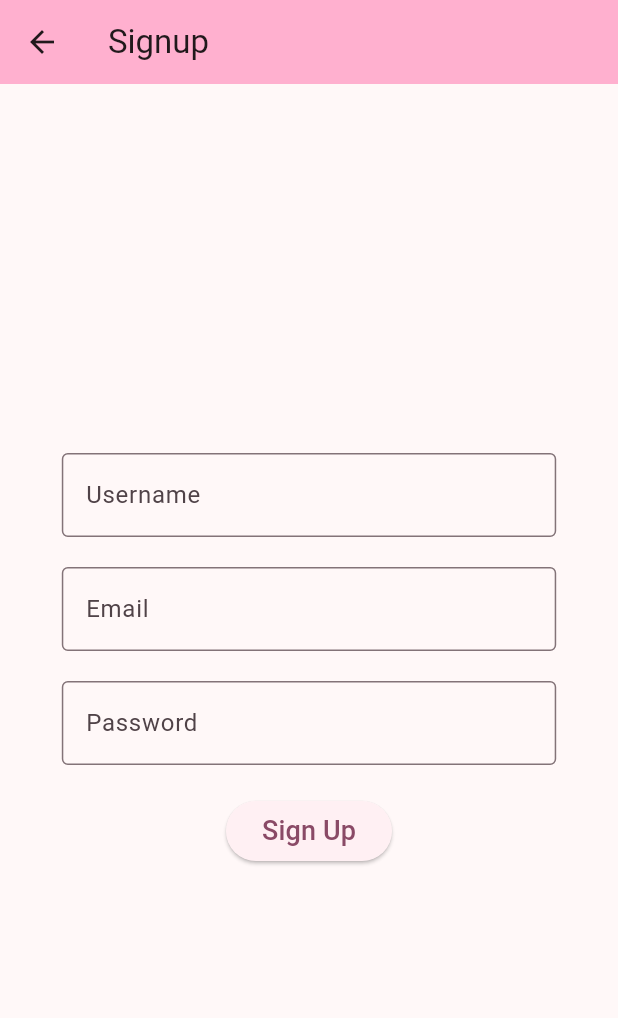
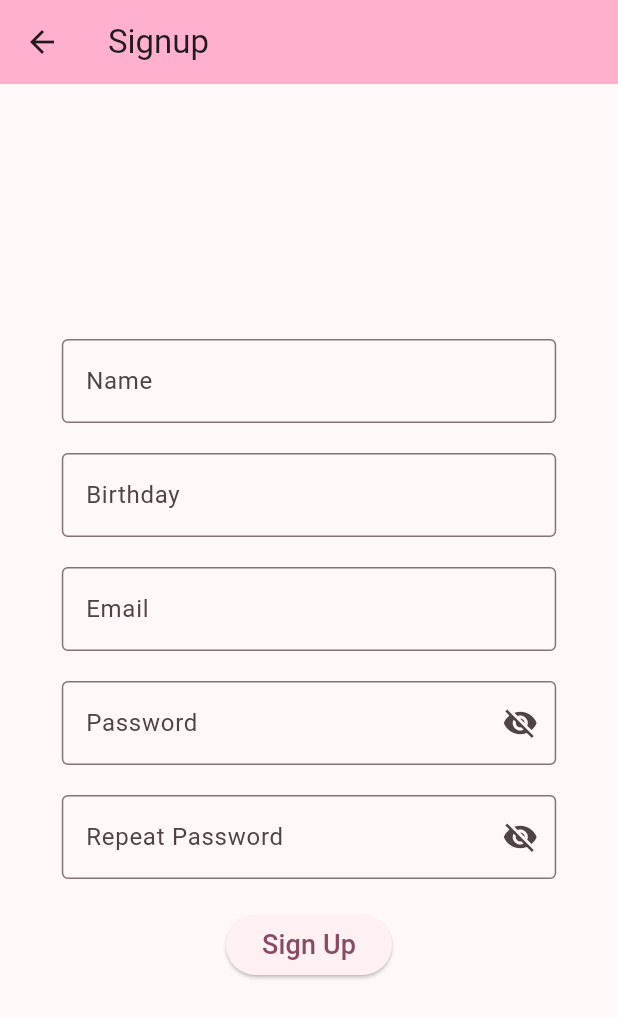
Before and after one commit to kiakalani/BlurreDAPP, a Flutter app: the SignupPage screen opened directly, on a phone screen of 412 x 824 dp. Shown: the top 1018 px of the screen. Run offline on Flutter 3.47's test engine with Material 3 defaults, Android fonts, the phone set to English and light mode, and no system bars; our stand-ins replace cookie_jar, dio, dio_cookie_manager; network calls fail.

Commit message:
added birthday, repeat password field, password validation on signup page

```diff
--- a/ui/lib/login.dart
+++ b/ui/lib/login.dart
@@ -81,7 +81,7 @@ class LoginPageState extends State<LoginPage> {
               ElevatedButton(
                 onPressed: () {
                   Authorization().postRequest("/auth/signin/", {
-                    "username": _emailController.text,
+                    "email": _emailController.text,
                     "password": _passwordController.text
                   }).then((resp) => {
                         if (resp.statusCode == 200)
--- a/ui/lib/signup.dart
+++ b/ui/lib/signup.dart
@@ -8,10 +8,9 @@ import 'dart:convert';
 import 'package:dio/dio.dart';
 import 'package:dio_cookie_manager/dio_cookie_manager.dart';
 import 'package:cookie_jar/cookie_jar.dart';
-import 'package:flutter/foundation.dart' show kIsWeb;
 import 'package:ui/auth.dart';
 import 'package:ui/main.dart';
-
+import 'package:intl/intl.dart';
 import 'login.dart';
 
 class SignupPage extends StatefulWidget {
@@ -39,14 +38,28 @@ class SignupSuccessfullyPage extends StatelessWidget {
 }
 
 class SignupPageState extends State<SignupPage> {
-  final _usernameController = TextEditingController();
+  final _nameController = TextEditingController();
   final _emailController = TextEditingController();
+  final _birthdayController = TextEditingController();
   final _passwordController = TextEditingController();
+  final _repeatPasswordController = TextEditingController();
+
+  // Date selection variables
+  bool isDateSelected = false;
+  DateTime birthDate = DateTime.now();
+  String birthDateString = "";
+
+  // Password visibility
+  bool _passwordVisible = false;
+  bool _repeatPasswordVisible = false;
+
+  // Password validation
+  bool _isPasswordValid = true;
 
   @override
   Widget build(BuildContext context) {
     double fieldWidth =
-        MediaQuery.of(context).size.width * 0.3; // 30% of screen width
+      MediaQuery.of(context).size.width * 0.3; // 30% of screen width
     if (kIsWeb) {
       fieldWidth = MediaQuery.of(context).size.width * 0.3;
     } else if (Platform.isIOS || Platform.isAndroid) {
@@ -63,18 +76,59 @@ class SignupPageState extends State<SignupPage> {
           child: Column(
             mainAxisAlignment: MainAxisAlignment.center,
             children: [
+              // Name field
               SizedBox(
                 width: fieldWidth, // Control the width here
                 child: TextField(
-                  controller: _usernameController,
+                  controller: _nameController,
                   decoration: const InputDecoration(
-                    labelText: 'Username',
+                    labelText: 'Name',
                     border: OutlineInputBorder(),
                   ),
                   keyboardType: TextInputType.name,
                 ),
               ),
               const SizedBox(height: 20),
+
+              // Birthday field
+              Row(
+                mainAxisAlignment: MainAxisAlignment.center,
+                children: [
+                  SizedBox(
+                    width: fieldWidth,
+                    child: TextFormField(
+                      controller: _birthdayController,
+                      decoration: const InputDecoration(
+                        labelText: 'Birthday',
+                        hintText: 'MM-DD-YYYY', // Hint for the expected format
+                        border: OutlineInputBorder(),
+                      ),
+                      readOnly: true,
+                      onTap: () async {
+                        // Open DatePicker
+                        final DateTime? datePick = await showDatePicker(
+                          context: context,
+                          initialDate: DateTime.now(),
+                          firstDate: DateTime(1900),
+                          lastDate: DateTime(2100),
+                        );
+                        if (datePick != null && datePick != birthDate) {
+                          setState(() {
+                            birthDate = datePick;
+                            isDateSelected = true;
+                            // Update the TextField and the birthDateString
+                            birthDateString = "${birthDate.month}-${birthDate.day}-${birthDate.year}";
+                            _birthdayController.text = birthDateString; // Display in TextField
+                          });
+                        }
+                      },
+                    ),
+                  ),
+                ],
+              ),
+              const SizedBox(height: 20),
+
+              // Email field
               SizedBox(
                 width: fieldWidth, // Control the width here
                 child: TextField(
@@ -87,23 +141,80 @@ class SignupPageState extends State<SignupPage> {
                 ),
               ),
               const SizedBox(height: 20),
+
+              // Password field
+              SizedBox(
+                width: fieldWidth, // Control the width here
+                child: TextFormField(
+                  controller: _passwordController,
+                  obscureText: !_passwordVisible,
+                  decoration: InputDecoration(
+                    labelText: 'Password',
+                    border: const OutlineInputBorder(),
+                    suffixIcon: IconButton(
+                      icon: Icon(
+                        _passwordVisible ? Icons.visibility : Icons.visibility_off,
+                      ),
+                      onPressed: () {
+                        setState(() {
+                          _passwordVisible = !_passwordVisible;
+                        });
+                      },
+                    ),
+                  ),
+                  onChanged: (value) {
+                    if (value.length < 6 && _isPasswordValid) {
+                      setState(() => _isPasswordValid = false);
+                    } else if (value.length >= 6 && !_isPasswordValid) {
+                      setState(() => _isPasswordValid = true);
+                    }
+                  },
+                ),
+              ),
+
+              // Error message display
+              if (! _isPasswordValid)
+                const Padding(
+                  padding: EdgeInsets.only(top: 8.0),
+                  child: Text(
+                    'Password must consist of least 6 characters.',
+                    style: TextStyle(color: Colors.red, fontSize: 12),
+                  ),
+                ),
+              const SizedBox(height: 20),
+
+              // Repeat Password field
               SizedBox(
                 width: fieldWidth, // Control the width here
                 child: TextField(
-                  controller: _passwordController,
-                  decoration: const InputDecoration(
-                    labelText: 'Password',
-                    border: OutlineInputBorder(),
+                  controller: _repeatPasswordController,
+                  obscureText: !_repeatPasswordVisible,
+                  decoration: InputDecoration(
+                    labelText: 'Repeat Password',
+                    border: const OutlineInputBorder(),
+                    suffixIcon: IconButton(
+                      icon: Icon(
+                        _repeatPasswordVisible ? Icons.visibility : Icons.visibility_off,
+                      ),
+                      onPressed: () {
+                        setState(() {
+                          _repeatPasswordVisible = !_repeatPasswordVisible;
+                        });
+                      },
+                    ),
                   ),
-                  obscureText: true,
                 ),
               ),
               const SizedBox(height: 20),
+
               ElevatedButton(
                 onPressed: () {
                   Authorization().postRequest("/auth/signup/", {
-                    "username": _emailController.text,
-                    "password": _passwordController.text
+                    "email": _emailController.text,
+                    "name": _nameController.text,
+                    "birthday": birthDateString,
+                    "password": _passwordController.text,
+                    "repeat_password": _repeatPasswordController.text
                   }).then((value) => {
                         if (value.statusCode == 200)
                           {
@@ -113,7 +224,7 @@ class SignupPageState extends State<SignupPage> {
                       });
 
                   developer.log(
-                      'Username: ${_usernameController.text}, Email: ${_emailController.text}, Password: ${_passwordController.text}',
+                      'Name: ${_nameController.text}, Email: ${_emailController.text}, Birthday: $birthDateString, Password: ${_passwordController.text}, Repeat Password: ${_repeatPasswordController.text}',
                       name: 'SignupPage');
                 },
                 child: const Text(
--- a/ui/pubspec.yaml
+++ b/ui/pubspec.yaml
@@ -40,6 +40,7 @@ dependencies:
   dio: ^5.4.0
   cookie_jar: ^4.0.8
   dio_cookie_manager: ^3.1.1
+  intl: ^0.19.0
 
 dev_dependencies:
   flutter_test:
```
Also changed, not shown: ui/pubspec.lock, 3 other files.
